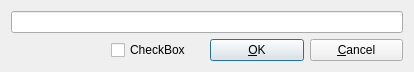
x64dbg/x64dbg, file src/gui/Src/Gui/LineEditDialog.ui: the form before one commit.
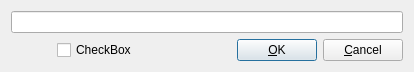
The form after the commit. Icons and pictures are not drawn.

Commit message: GUI: added to option to convert text from a codepage in HexEditDialog + save last code page in CodepageSelectionDialog

What changed in the file:
```diff
--- a/src/gui/Src/Gui/LineEditDialog.ui
+++ b/src/gui/Src/Gui/LineEditDialog.ui
@@ -45,6 +45,19 @@
          </property>
         </widget>
        </item>
+       <item>
+        <spacer name="horizontalSpacer">
+         <property name="orientation">
+          <enum>Qt::Horizontal</enum>
+         </property>
+         <property name="sizeHint" stdset="0">
+          <size>
+           <width>40</width>
+           <height>20</height>
+          </size>
+         </property>
+        </spacer>
+       </item>
        <item>
         <widget class="QPushButton" name="buttonOk">
          <property name="text">
```
The commit also changes 5 other files.
